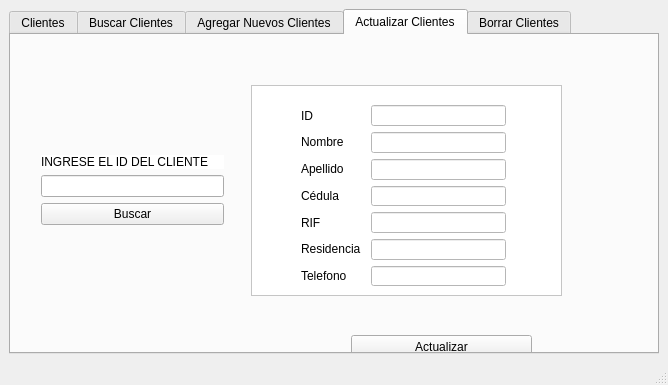
First picture: the form in 3.ui, repository edwinjvw/lubriexpress, before the edit.
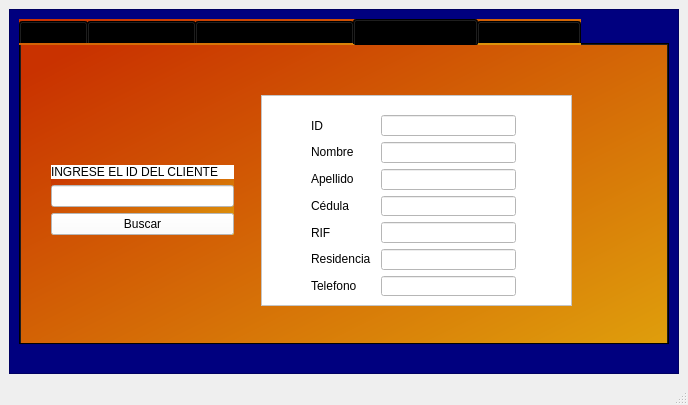
Second picture: the form after the edit. The open tabs and pages were chosen to show the change.

Patch:
```diff
--- a/3.ui
+++ b/3.ui
@@ -6,8 +6,8 @@
    <rect>
     <x>0</x>
     <y>0</y>
-    <width>668</width>
-    <height>385</height>
+    <width>688</width>
+    <height>405</height>
    </rect>
   </property>
   <property name="windowTitle">
@@ -16,7 +16,29 @@
   <widget class="QWidget" name="centralwidget">
    <layout class="QVBoxLayout" name="verticalLayout_2">
     <item>
+     <widget class="QFrame" name="frame">
+      <property name="styleSheet">
+       <string notr="true">background-color: rgb(0, 0, 127);</string>
+      </property>
+      <property name="frameShape">
+       <enum>QFrame::StyledPanel</enum>
+      </property>
+      <property name="frameShadow">
+       <enum>QFrame::Raised</enum>
+      </property>
      <widget class="QTabWidget" name="Clientes_t">
+       <property name="geometry">
+        <rect>
+         <x>10</x>
+         <y>10</y>
+         <width>650</width>
+         <height>326</height>
+        </rect>
+       </property>
+       <property name="styleSheet">
+        <string notr="true">
+background-color: qlineargradient(spread:pad, x1:0.011, y1:0.0962727, x2:1, y2:1, stop:0 rgba(201, 50, 0, 255), stop:1 rgba(223, 158, 12, 255));</string>
+       </property>
       <property name="currentIndex">
        <number>0</number>
       </property>
@@ -239,7 +261,7 @@
           </item>
          </layout>
         </widget>
-        <widget class="QWidget" name="layoutWidget">
+         <widget class="QWidget" name="layoutWidget_2">
          <property name="geometry">
           <rect>
            <x>170</x>
@@ -337,7 +359,7 @@
         <property name="frameShadow">
          <enum>QFrame::Raised</enum>
         </property>
-        <widget class="QWidget" name="layoutWidget">
+         <widget class="QWidget" name="layoutWidget_3">
          <property name="geometry">
           <rect>
            <x>50</x>
@@ -398,7 +420,7 @@
           </item>
          </layout>
         </widget>
-        <widget class="QWidget" name="layoutWidget_2">
+         <widget class="QWidget" name="layoutWidget_4">
          <property name="geometry">
           <rect>
            <x>120</x>
@@ -445,7 +467,7 @@
          <string>Actualizar</string>
         </property>
        </widget>
-       <widget class="QWidget" name="layoutWidget_3">
+        <widget class="QWidget" name="layoutWidget_5">
         <property name="geometry">
          <rect>
           <x>30</x>
@@ -466,10 +488,18 @@
           </widget>
          </item>
          <item>
-          <widget class="QLineEdit" name="lineEdit_15"/>
+           <widget class="QLineEdit" name="lineEdit_15">
+            <property name="styleSheet">
+             <string notr="true">background-color:white;</string>
+            </property>
+           </widget>
          </item>
          <item>
           <widget class="QPushButton" name="pushButton_2">
+            <property name="styleSheet">
+             <string notr="true">background-color:white;
+</string>
+            </property>
            <property name="text">
             <string>Buscar</string>
            </property>
@@ -568,6 +598,7 @@
        </widget>
       </widget>
      </widget>
+     </widget>
     </item>
    </layout>
   </widget>
```
Left out of the diff: 33 changed lines with no effect on the pictures. Lines whose indentation alone changed are shown as unchanged.
